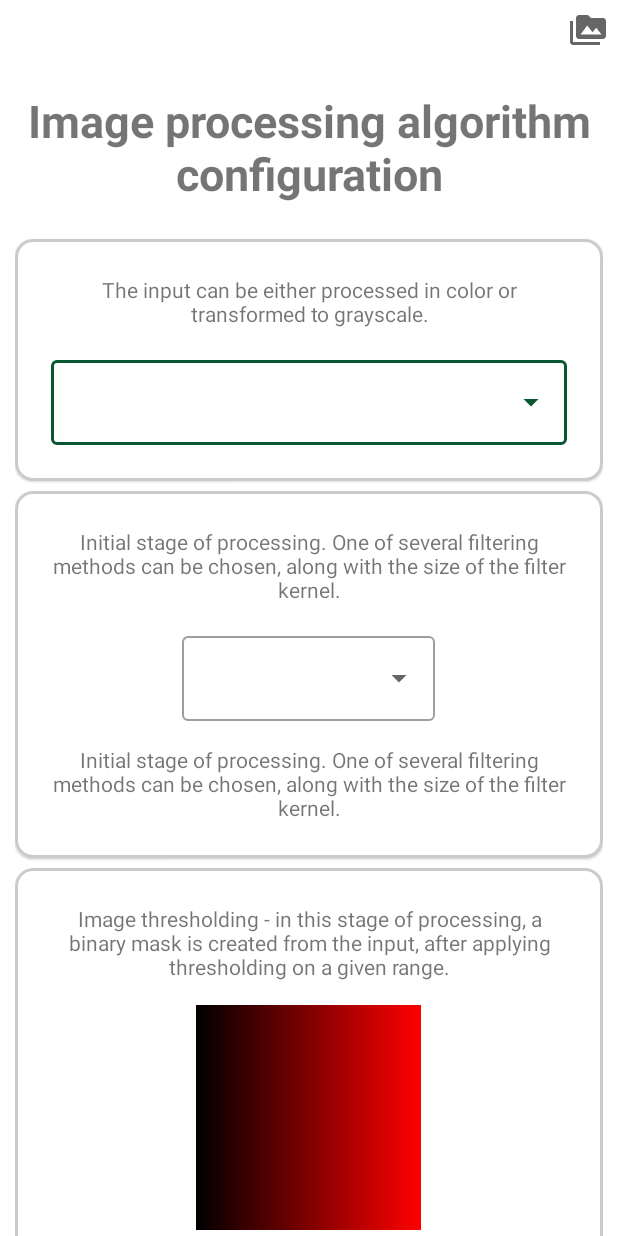
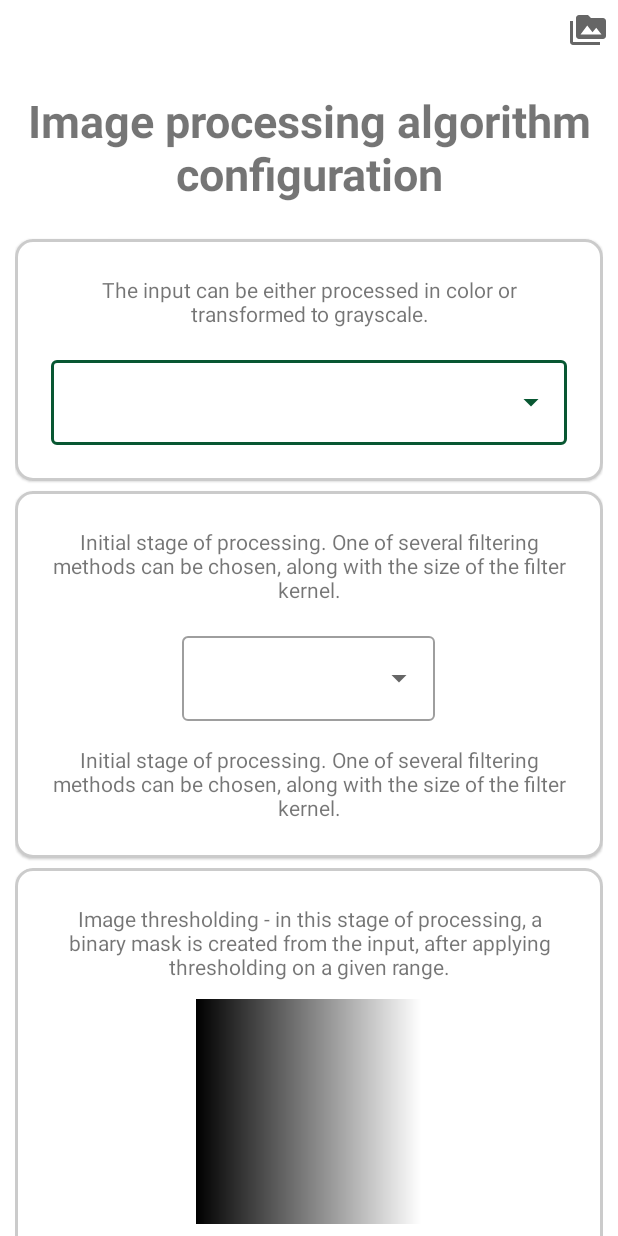
Before and after one commit to kamieniarzk/image-processor, an Android app: the screen it shows after launch (MainActivity), on a phone screen of 412 x 824 dp. Run offline under Robolectric (Android 15) with nearby library versions, the phone set to English and light mode, and no system bars.

Commit message:
image processor - thresholding and contours

```diff
--- a/app/build.gradle
+++ b/app/build.gradle
@@ -37,7 +37,7 @@ dependencies {
     implementation 'androidx.appcompat:appcompat:1.3.0'
     implementation 'com.google.android.material:material:1.3.0'
     implementation 'androidx.constraintlayout:constraintlayout:2.0.4'
-    implementation project(path: ':openCVLibrary3414')
+    implementation project(path: ':openCVLibrary343')
     implementation 'androidx.recyclerview:recyclerview:1.2.1'
     implementation 'androidx.cardview:cardview:1.0.0'
     compileOnly "org.projectlombok:lombok:1.18.20"
@@ -48,5 +48,5 @@ dependencies {
     testImplementation 'junit:junit:4.12'
     androidTestImplementation 'androidx.test.ext:junit:1.1.2'
     androidTestImplementation 'androidx.test.espresso:espresso-core:3.3.0'
-
+    implementation 'com.permissionx.guolindev:permissionx:1.4.0'
 }
--- a/app/src/main/AndroidManifest.xml
+++ b/app/src/main/AndroidManifest.xml
@@ -5,6 +5,7 @@
     <uses-permission android:name="android.permission.CAMERA" />
     <uses-permission android:name="android.permission.RECORD_AUDIO" />
     <uses-permission android:name="android.permission.WRITE_EXTERNAL_STORAGE" />
+    <uses-permission android:name="android.permission.READ_EXTERNAL_STORAGE" />
 
     <uses-feature
         android:name="android.hardware.camera"
--- a/app/src/main/java/com/example/rt_image_processing/MainActivity.java
+++ b/app/src/main/java/com/example/rt_image_processing/MainActivity.java
@@ -19,6 +19,7 @@ import androidx.appcompat.app.AppCompatActivity;
 
 import com.example.rt_image_processing.model.ColorSpace;
 import com.example.rt_image_processing.model.FilterMode;
+import com.example.rt_image_processing.processor.ImageProcessor;
 import com.google.android.material.slider.Slider;
 
 import java.util.List;
@@ -27,17 +28,24 @@ public class MainActivity extends AppCompatActivity {
     private static final List<Integer> KERNEL_SIZES = List.of(3, 5, 7, 9);
     private static final int[] KERNEL_TYPES = new int[]{R.string.averaging, R.string.gaussian, R.string.median};
 
+
     private TextView mFilterDescriptionTextView;
     private LinearLayout mFilterSizeSelectorLayout;
+    private LinearLayout mHsvSlidersLayout;
+    private LinearLayout mGraySlidersLayout;
     private int mKernelSize;
     private ColorSpace mColorSpace;
     private FilterMode mFilterMode;
-    private Slider mHueSlider;
-    private Slider mRadiusSlider;
-    private int mThresholdValue;
-    private View mHueGradientView;
+    private float mGrayValue;
+    private float mGrayValueRadius;
+    private float mHue;
+    private float mSaturation;
+    private float mValue;
+    private float mHueRadius;
+    private float mValueRadius;
+    private float mSaturationRadius;
+    private float mMinContourArea = 0.1f;
     private GradientDrawable mGradientDrawable;
-    private int mThresholdingRadius;
 
     public MainActivity() {
 
@@ -47,7 +55,6 @@ public class MainActivity extends AppCompatActivity {
     public void onCreate(Bundle savedInstanceState) {
         super.onCreate(savedInstanceState);
         setContentView(R.layout.activity_main);
-
         initializeLayout();
     }
 
@@ -57,8 +64,8 @@ public class MainActivity extends AppCompatActivity {
         initializeKernelSizeSpinner();
         initializeColorSpaceSpinner();
         initializeGradientView();
-        initializeThresholdSlider();
-        initializeRadiusSlider();
+        initializeHsvSliders();
+        initializeGraySliders();
     }
 
     private void initializeButtons() {
@@ -78,8 +85,14 @@ public class MainActivity extends AppCompatActivity {
         intent.putExtra("kernelSize", mKernelSize);
         intent.putExtra("filterMode", mFilterMode.getValue());
         intent.putExtra("colorSpace", mColorSpace.getValue());
-        intent.putExtra("hueValue", mThresholdValue);
-        intent.putExtra("hueRadius", mThresholdingRadius);
+        intent.putExtra("hue", mHue);
+        intent.putExtra("hueRadius", mHueRadius);
+        intent.putExtra("saturation", mSaturation);
+        intent.putExtra("saturationRadius", mSaturationRadius);
+        intent.putExtra("value", mValue);
+        intent.putExtra("valueRadius", mValueRadius);
+        intent.putExtra("grayValue", mGrayValue);
+        intent.putExtra("grayValueRadius", mGrayValueRadius);
         startActivity(intent);
         Toast.makeText(MainActivity.this, "put filterMode as " + mFilterMode.getValue(), Toast.LENGTH_LONG);
     }
@@ -129,73 +142,112 @@ public class MainActivity extends AppCompatActivity {
         colorSpaceSpinner.setAdapter(colorSpaceAdapter);
         colorSpaceSpinner.setOnItemClickListener((adapterView, view, i, l) -> {
             mColorSpace = colorSpaces[i];
-            Toast.makeText(MainActivity.this, "colorSpace = " + mColorSpace.name(), Toast.LENGTH_SHORT).show();
+            if (mColorSpace == ColorSpace.COLOR) {
+                mHsvSlidersLayout.setVisibility(View.VISIBLE);
+                mGraySlidersLayout.setVisibility(View.GONE);
+            } else {
+                mHsvSlidersLayout.setVisibility(View.GONE);
+                mGraySlidersLayout.setVisibility(View.VISIBLE);
+            }
         });
     }
 
     private void initializeGradientView() {
         mGradientDrawable = new GradientDrawable(
                 GradientDrawable.Orientation.LEFT_RIGHT,
-                new int[] {normalizeColor(0), convertColorSpace(255)});
+                new int[] {normalizeGray(0), normalizeGray(255)});
 
-        mHueGradientView = findViewById(R.id.hueGradientView);
-        mHueGradientView.setBackground(mGradientDrawable);
+        View gradientView = findViewById(R.id.gradientView);
+        gradientView.setBackground(mGradientDrawable);
     }
 
-    private void initializeThresholdSlider() {
-        mHueSlider = findViewById(R.id.thresholdSlider);
-        mHueSlider.addOnChangeListener((slider, value, fromUser) -> {
-            mThresholdValue = (int) value;
-            setGradientColor(value);
+    private void initializeGraySliders() {
+        mGraySlidersLayout = findViewById(R.id.graySlidersLayout);
+
+        Slider grayValueSlider = findViewById(R.id.grayValueSlider);
+        grayValueSlider.addOnChangeListener((slider, value, fromUser) -> {
+            mGrayValue = value;
+            setGradientColor();
         });
 
-        mHueSlider.setValueFrom(0);
-
-        if (mColorSpace == ColorSpace.COLOR) {
-            mHueSlider.setValueTo(255);
-        } else {
-            mHueSlider.setValueTo(179);
-        }
-    }
-
-    private void initializeRadiusSlider() {
-        mRadiusSlider = findViewById(R.id.radiusSlider);
-        mRadiusSlider.addOnChangeListener((slider, value, fromUser) -> {
-            mThresholdingRadius = (int) value;
-            setGradientColor(value);
+        Slider grayValueRadiusSlider = findViewById(R.id.grayValueRadiusSlider);
+        grayValueRadiusSlider.addOnChangeListener((slider, value, fromUser) -> {
+            mGrayValueRadius = value;
+            setGradientColor();
         });
     }
 
-    private int convertColorSpace(float mHueValue) {
-        if (mHueValue < 0) {
-            mHueValue = 180 - mHueValue;
-        } else if (mHueValue >= 180) {
-            mHueValue = 180 - mHueValue;
+    private void initializeHsvSliders() {
+        mHsvSlidersLayout = findViewById(R.id.hsvSlidersLayout);
+
+        Slider hueSlider = findViewById(R.id.hueSlider);
+        hueSlider.addOnChangeListener((slider, value, fromUser) -> {
+            mHue = value;
+            setGradientColor();
+        });
+
+        Slider hueRadiusSlider = findViewById(R.id.hueRadiusSlider);
+        hueRadiusSlider.addOnChangeListener((slider, value, fromUser) -> {
+            mHueRadius = value;
+            setGradientColor();
+        });
+
+        Slider saturationSlider = findViewById(R.id.saturationSlider);
+        saturationSlider.addOnChangeListener((slider, value, fromUser) -> {
+            mSaturation = value;
+            setGradientColor();
+        });
+
+        Slider saturationRadiusSlider = findViewById(R.id.saturationRadiusSlider);
+        saturationRadiusSlider.addOnChangeListener((slider, value, fromUser) -> {
+            mSaturationRadius = value;
+            setGradientColor();
+        });
+
+        Slider valueSlider = findViewById(R.id.valueSlider);
+        valueSlider.addOnChangeListener((slider, value, fromUser) -> {
+            mValue = value;
+            setGradientColor();
+        });
+
+        Slider valueRadiusSlider = findViewById(R.id.valueRadiusSlider);
+        valueRadiusSlider.addOnChangeListener((slider, value, fromUser) -> {
+            mValueRadius = value;
+            setGradientColor();
+        });
+    }
+
+    private void setGradientColor() {
+        int low, hi;
+        if (mColorSpace == ColorSpace.COLOR) {
+            low = normalizeColor(mHue - mHueRadius, mSaturation - mSaturationRadius, mValue - mValueRadius);
+            hi = normalizeColor(mHue + mHueRadius, mSaturation + mSaturationRadius, mValue + mValueRadius);
+        } else {
+            low = normalizeGray(mGrayValue - mGrayValueRadius);
+            hi = normalizeGray(mGrayValue + mGrayValueRadius);
         }
-        float[] hsv = new float[] {mHueValue * 2, 100, 100};
+        mGradientDrawable.setColors(new int[] {low, hi});
+    }
+
+    private int normalizeColor(float hue, float saturation, float value) {
+        hue = normalizeInRange(hue, 0, 179);
+        saturation = normalizeInRange(saturation, 0, 255);
+        value = normalizeInRange(value, 0, 255);
+        float[] hsv = new float[] {hue * 2, saturation, value};
         return Color.HSVToColor(hsv);
     }
 
-    private void setGradientColor(float value) {
-        mGradientDrawable.setColors(new int[] {normalizeColor(value - mThresholdingRadius), normalizeColor(value + mThresholdingRadius)});
+    private int normalizeGray(float value) {
+        value = normalizeInRange(value, 0, 255);
+        return Color.rgb((int) value, (int) value, (int) value);
     }
 
-    private int normalizeColor(float value) {
-        if (mColorSpace == ColorSpace.COLOR) {
-            if (value < 0) {
-                value = 180 - value;
-            } else if (value > 179) {
-                value = 180 - value;
-            }
-            float[] hsv = new float[] {value * 2, 100, 100};
-            return Color.HSVToColor(hsv);
-        } else {
-            if (value < 0) {
-                value = 0;
-            } else if (value > 255) {
-                value =  255;
-            }
-            return Color.rgb((int) value, (int) value, (int) value);
+    private float normalizeInRange(float value, float low, float hi) {
+        if (value < low) {
+            return low;
+        } else if (value > hi) {
+            return hi;
         }
+        return value;
     }
 }
--- a/app/src/main/res/layout/threshold_cardview.xml
+++ b/app/src/main/res/layout/threshold_cardview.xml
@@ -34,51 +34,42 @@
         <LinearLayout
             android:layout_width="match_parent"
             android:layout_height="wrap_content"
-            android:layout_margin="8dp"
+            android:layout_margin="4dp"
             app:layout_constraintStart_toStartOf="parent"
             app:layout_constraintEnd_toEndOf="parent"
             android:gravity="center_horizontal"
             android:orientation="vertical">
-
             <View
-                android:id="@+id/hueGradientView"
+                android:id="@+id/gradientView"
                 android:layout_width="150dp"
                 android:layout_height="150dp"/>
-
-            <com.google.android.material.slider.Slider
-                android:id="@+id/thresholdSlider"
-                app:tickVisible="false"
-                android:stepSize="1"
-                android:layout_height="wrap_content"
-                android:layout_width="match_parent"/>
-        </LinearLayout>
-        <LinearLayout
-            android:layout_width="match_parent"
-            android:layout_height="wrap_content"
-            android:layout_margin="8dp"
-            app:layout_constraintStart_toStartOf="parent"
-            app:layout_constraintEnd_toEndOf="parent"
-            android:gravity="center_horizontal"
-            android:orientation="vertical">
-            <TextView
+            <LinearLayout
+                android:id="@+id/hsvSlidersLayout"
                 android:layout_width="match_parent"
                 android:layout_height="wrap_content"
-                android:text="@string/threshold_radius"
-                android:textAlignment="center"
-                android:scaleType="centerCrop"
-                android:layout_margin="8dp"
-                />
-
-            <com.google.android.material.slider.Slider
-                android:id="@+id/radiusSlider"
-                app:tickVisible="false"
-                android:stepSize="1"
-                android:valueFrom="1.0"
-                android:valueTo="60.0"
+                android:layout_margin="4dp"
+                app:layout_constraintStart_toStartOf="parent"
+                app:layout_constraintEnd_toEndOf="parent"
+                android:gravity="center_horizontal"
+                android:orientation="vertical"
+                android:visibility="gone">
+                <include layout="@layout/hue_slider_layout"/>
+                <include layout="@layout/saturation_slider_layout"/>
+                <include layout="@layout/value_slider_layout"/>
+            </LinearLayout>
+            <LinearLayout
+                android:id="@+id/graySlidersLayout"
+                android:layout_width="match_parent"
                 android:layout_height="wrap_content"
-                android:layout_width="match_parent"/>
+                android:layout_margin="4dp"
+                app:layout_constraintStart_toStartOf="parent"
+                app:layout_constraintEnd_toEndOf="parent"
+                android:gravity="center_horizontal"
+                android:orientation="vertical"
+                android:visibility="gone">
+                <include layout="@layout/gray_slider_layout"/>
+            </LinearLayout>
         </LinearLayout>
-
     </LinearLayout>
 
 </com.google.android.material.card.MaterialCardView>
--- a/app/src/main/res/values/strings.xml
+++ b/app/src/main/res/values/strings.xml
@@ -21,5 +21,9 @@
     <string name="color_space_hint">The input can be either processed in color or transformed to grayscale.</string>
     <string name="color_space_label">Color space</string>
     <string name="pick_size">Specify kernel size</string>
-    <string name="threshold_radius">Specify the radius of hue values to look for</string>
+    <string name="threshold_radius">Specify the radius of pixel values to look for</string>
+    <string name="hue">Hue</string>
+    <string name="saturation">Saturation</string>
+    <string name="hsvValue">Value</string>
+    <string name="radius">Radius</string>
 </resources>
--- a/settings.gradle
+++ b/settings.gradle
@@ -1,3 +1,3 @@
 include ':app'
 rootProject.name = "opencv101"
-include ':openCVLibrary3414'
+include ':openCVLibrary343'
```
Also changed, not shown: app/src/main/java/com/example/rt_image_processing/CamActivity.java (+30 -52 lines), app/src/main/java/com/example/rt_image_processing/GalleryActivity.java (+20 -20 lines), app/src/main/java/com/example/rt_image_processing/processor/ImageProcessor.java (added, +114 -0 lines), app/src/main/res/layout/gray_slider_layout.xml (added, +52 -0 lines), app/src/main/res/layout/hue_slider_layout.xml (added, +52 -0 lines), app/src/main/res/layout/saturation_slider_layout.xml (added, +52 -0 lines), app/src/main/res/layout/value_slider_layout.xml (added, +52 -0 lines).
